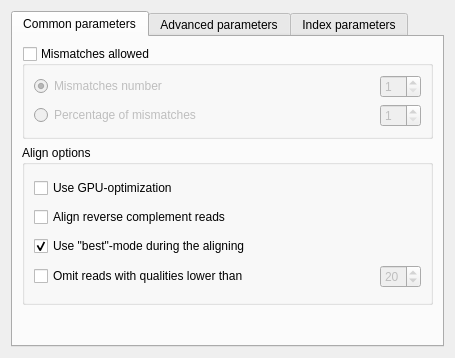
First picture: the form in src/plugins/genome_aligner/src/ui/GenomeAlignerSettings.ui, repository violethaze74/ugene, before the edit.
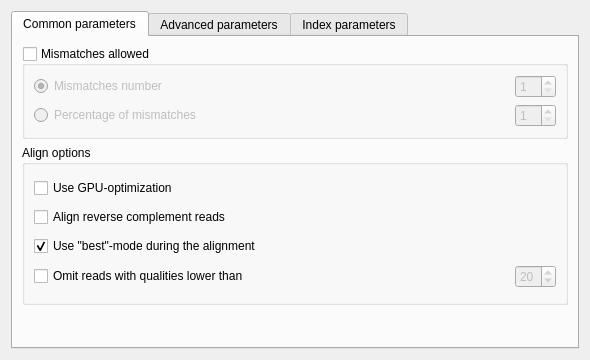
Second picture: the form after the edit.

Commit message: Fixes for the BWA, Bowtie, UGENE Genome Aligner dialogs.

The edit to the form file:
```diff
--- a/src/plugins/genome_aligner/src/ui/GenomeAlignerSettings.ui
+++ b/src/plugins/genome_aligner/src/ui/GenomeAlignerSettings.ui
@@ -6,8 +6,8 @@
    <rect>
     <x>0</x>
     <y>0</y>
-    <width>455</width>
-    <height>358</height>
+    <width>590</width>
+    <height>360</height>
    </rect>
   </property>
   <property name="windowTitle">
@@ -16,6 +16,12 @@
   <layout class="QVBoxLayout" name="verticalLayout_5">
    <item>
     <widget class="QTabWidget" name="tabWidget">
+     <property name="sizePolicy">
+      <sizepolicy hsizetype="Preferred" vsizetype="Preferred">
+       <horstretch>0</horstretch>
+       <verstretch>0</verstretch>
+      </sizepolicy>
+     </property>
      <property name="currentIndex">
       <number>0</number>
      </property>
@@ -182,7 +188,7 @@
 &lt;p style=&quot; margin-top:0px; margin-bottom:0px; margin-left:0px; margin-right:0px; -qt-block-indent:0; text-indent:0px;&quot;&gt;&lt;span style=&quot; font-size:8pt;&quot;&gt;Report only about best alignments (in terms of mismatches).&lt;/span&gt;&lt;/p&gt;&lt;/body&gt;&lt;/html&gt;</string>
               </property>
               <property name="text">
-               <string>Use &quot;best&quot;-mode during the aligning</string>
+               <string>Use &quot;best&quot;-mode during the alignment</string>
               </property>
               <property name="checked">
                <bool>true</bool>
```
Left out of the diff: 11 changed lines with no effect on the pictures. The commit also changes 24 other files.
